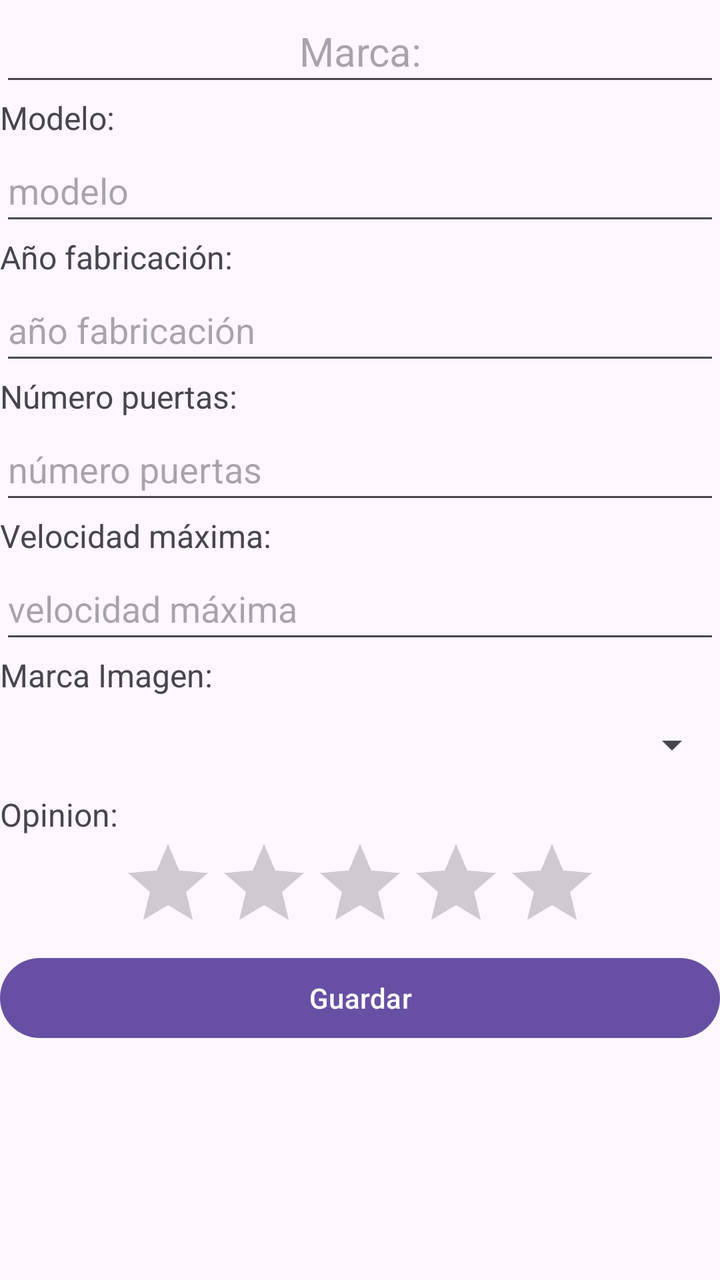
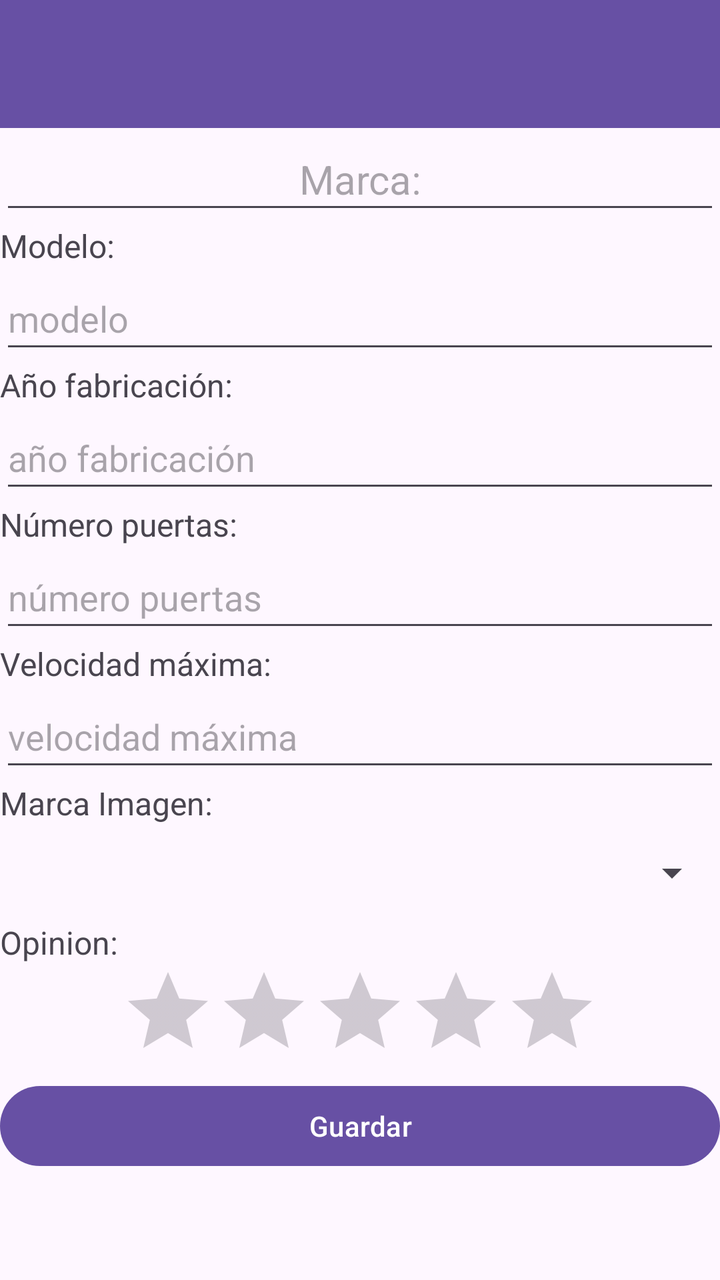

Compare the two renders of this Android layout. The source of the first and the diff that turns it into the second are given below.
<!-- AndroidManifest.xml: application theme Theme.PracticaAndroid -->
<!-- res/layout/activity_editar_coche.xml -->
<?xml version="1.0" encoding="utf-8"?>
<androidx.constraintlayout.widget.ConstraintLayout xmlns:android="http://schemas.android.com/apk/res/android"
    xmlns:tools="http://schemas.android.com/tools"
    android:id="@+id/main"
    android:layout_width="match_parent"
    android:layout_height="match_parent"
    tools:context=".coches.EditarCocheActivity">

    <LinearLayout
        android:layout_width="match_parent"
        android:layout_height="match_parent"
        android:orientation="vertical"
        tools:layout_editor_absoluteX="92dp"
        tools:layout_editor_absoluteY="16dp">

        <EditText
            android:id="@+id/editarMarca"
            android:layout_width="match_parent"
            android:layout_height="48dp"
            android:hint="Marca:"
            android:textAlignment="center"
            android:textSize="20dp" />

        <TextView
            android:id="@+id/txtModelo"
            android:layout_width="match_parent"
            android:layout_height="wrap_content"
            android:text="Modelo: "
            android:textSize="16dp" />

        <EditText
            android:id="@+id/editarModelo"
            android:layout_width="match_parent"
            android:layout_height="48dp"
            android:hint="modelo" />

        <TextView
            android:id="@+id/txtAnnio"
            android:layout_width="match_parent"
            android:layout_height="wrap_content"
            android:text="Año fabricación:"
            android:textSize="16dp" />

        <EditText
            android:id="@+id/editarAnnio"
            android:layout_width="match_parent"
            android:layout_height="48dp"
            android:hint="año fabricación" />

        <TextView
            android:id="@+id/txtNumPuertas"
            android:layout_width="match_parent"
            android:layout_height="wrap_content"
            android:text="Número puertas:"
            android:textSize="16dp" />

        <EditText
            android:id="@+id/editarNumPuertas"
            android:layout_width="match_parent"
            android:layout_height="48dp"
            android:hint="número puertas" />

        <TextView
            android:id="@+id/txtVelocidad"
            android:layout_width="match_parent"
            android:layout_height="wrap_content"
            android:text="Velocidad máxima:"
            android:textSize="16dp" />

        <EditText
            android:id="@+id/editarVelocidad"
            android:layout_width="match_parent"
            android:layout_height="48dp"
            android:hint="velocidad máxima" />

        <TextView
            android:id="@+id/txtMarcaImagen"
            android:layout_width="match_parent"
            android:layout_height="wrap_content"
            android:text="Marca Imagen: "
            android:textSize="16dp" />

        <Spinner
            android:id="@+id/spinner"
            android:layout_width="match_parent"
            android:layout_height="48dp" />

        <TextView
            android:id="@+id/txtOpinion"
            android:layout_width="match_parent"
            android:layout_height="wrap_content"
            android:text="Opinion:"
            android:textSize="16dp" />

        <RatingBar
            android:id="@+id/ratingBar3"
            android:layout_width="wrap_content"
            android:layout_height="wrap_content"
            android:layout_gravity="center"
            android:numStars="5" />

        <Button
            android:id="@+id/buttonGuardar"
            android:layout_width="match_parent"
            android:layout_height="wrap_content"
            android:text="Guardar" />
    </LinearLayout>

</androidx.constraintlayout.widget.ConstraintLayout>
<!-- resources referenced by this layout -->
<resources>
  <style name="Theme.PracticaAndroid" parent="Base.Theme.PracticaAndroid" />
  <style name="Base.Theme.PracticaAndroid" parent="Theme.Material3.DayNight.NoActionBar">
          
          
      </style>
</resources>

<!-- the commit's change to res/layout/activity_editar_coche.xml (unified diff, before → after) -->
@@ -1,5 +1,6 @@
 <?xml version="1.0" encoding="utf-8"?>
 <androidx.constraintlayout.widget.ConstraintLayout xmlns:android="http://schemas.android.com/apk/res/android"
+    xmlns:app="http://schemas.android.com/apk/res-auto"
     xmlns:tools="http://schemas.android.com/tools"
     android:id="@+id/main"
     android:layout_width="match_parent"
@@ -12,6 +13,14 @@
         android:orientation="vertical"
         tools:layout_editor_absoluteX="92dp"
         tools:layout_editor_absoluteY="16dp">
+
+        <androidx.appcompat.widget.Toolbar
+            android:id="@+id/toolbar"
+            android:layout_width="match_parent"
+            android:layout_height="wrap_content"
+            android:background="?attr/colorPrimary"
+            android:minHeight="?attr/actionBarSize"
+            android:theme="?attr/actionBarTheme" />
 
         <EditText
             android:id="@+id/editarMarca"
